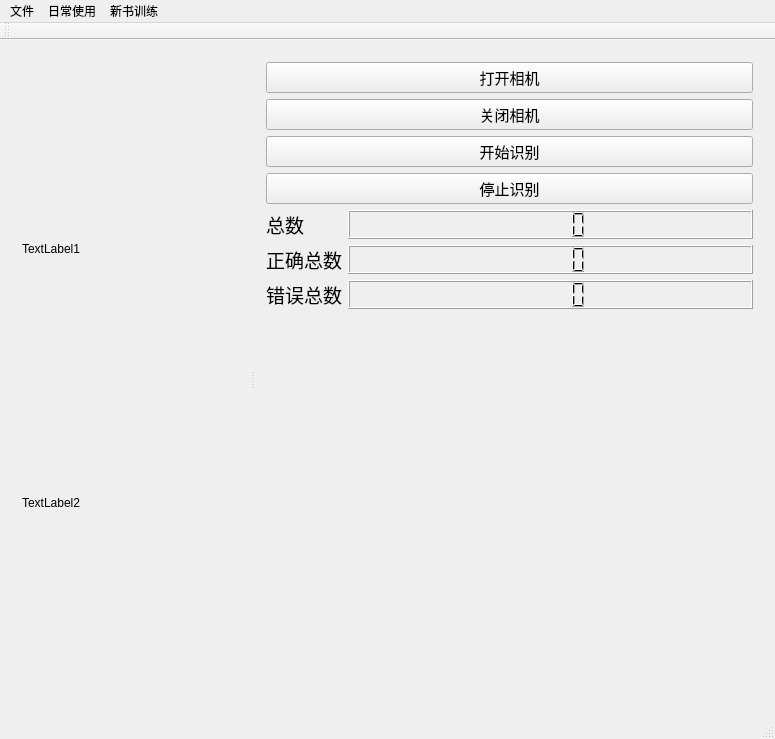
GTMHS/QtMainWidget, file mainwindow.ui: the form before one commit.
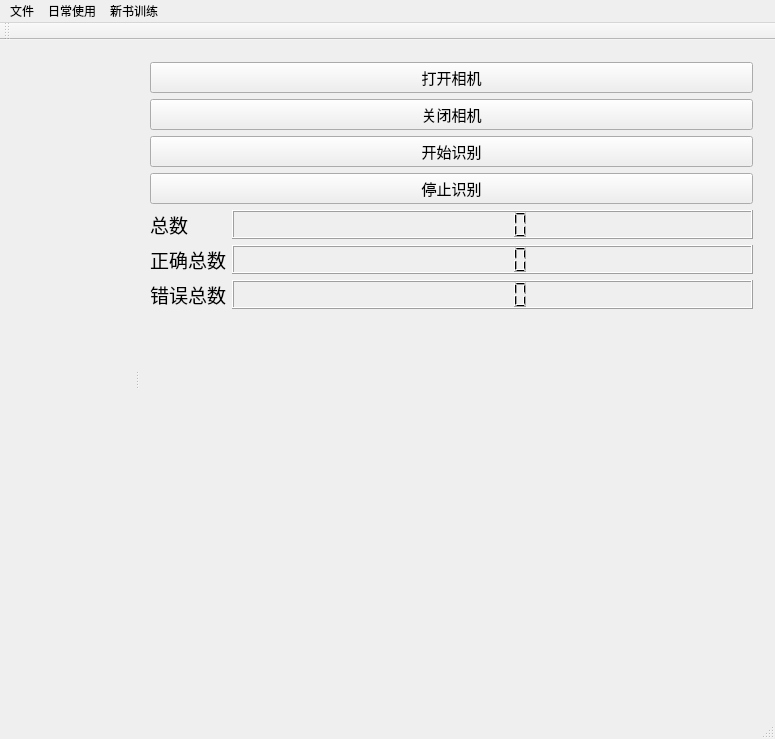
The form after the commit. Icons and pictures are not drawn.

Commit message: 添加一个label用于计时显示

```diff
--- a/mainwindow.ui
+++ b/mainwindow.ui
@@ -31,7 +31,7 @@
        <bool>true</bool>
       </property>
       <widget class="QWidget" name="layoutWidget">
-       <layout class="QVBoxLayout" name="verticalLayout_2" stretch="3,1,1">
+       <layout class="QVBoxLayout" name="verticalLayout_2" stretch="4,2,1,1">
         <item>
          <widget class="QLabel" name="label">
           <property name="lineWidth">
@@ -41,7 +41,7 @@
            <number>0</number>
           </property>
           <property name="text">
-           <string>TextLabel1</string>
+           <string/>
           </property>
           <property name="scaledContents">
            <bool>true</bool>
@@ -51,7 +51,7 @@
         <item>
          <widget class="QLabel" name="label_2">
           <property name="text">
-           <string>TextLabel2</string>
+           <string/>
           </property>
           <property name="scaledContents">
            <bool>true</bool>
```
Left out of the diff: 9 changed lines with no effect on the pictures. The commit also changes 6 other files.
